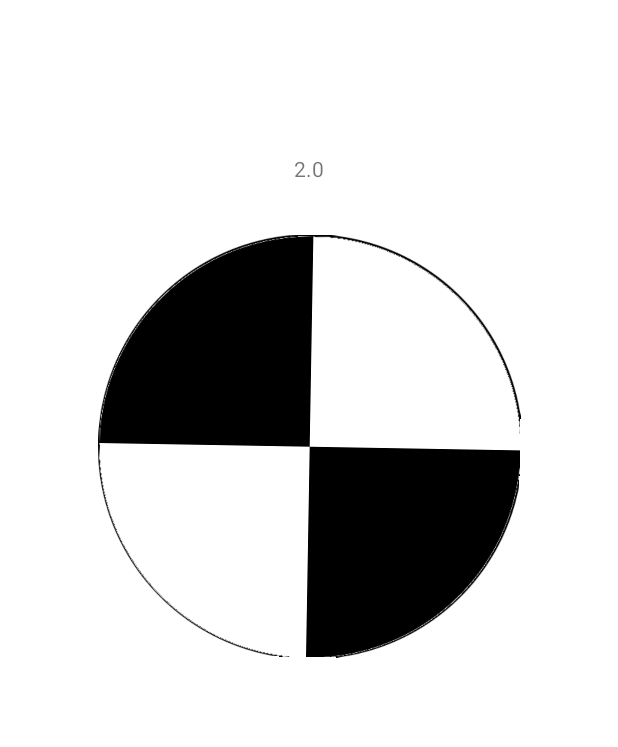
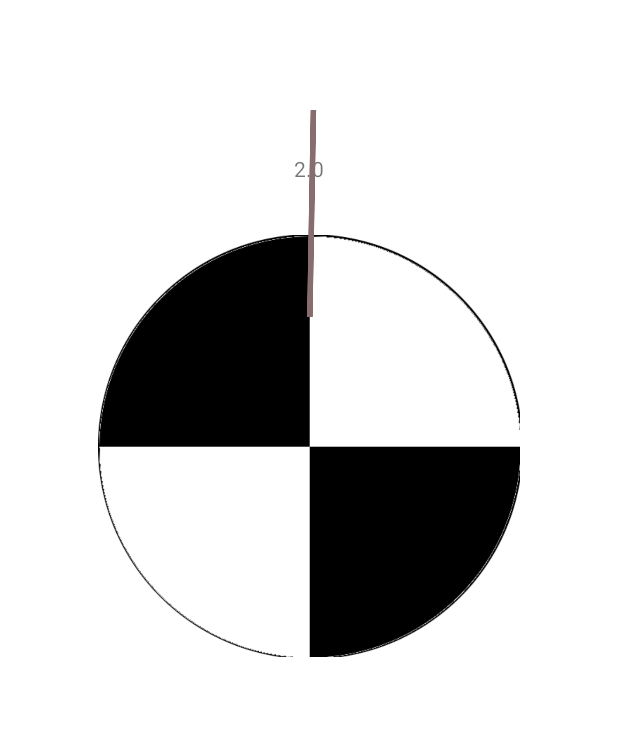
Before and after one commit to miladesmailpour/ORC_EX_1, an Android app: the screen it shows after launch (MainActivity), on a phone screen of 412 x 824 dp. Shown: the part 229-976 px from the top of the screen. Run offline under Robolectric (Android 15) with nearby library versions, the light colour scheme and no system bars.

Commit message:
Mask Leyer done!

```diff
--- a/app/src/main/java/com/example/ocr_ex1/MainActivity.java
+++ b/app/src/main/java/com/example/ocr_ex1/MainActivity.java
@@ -21,16 +21,17 @@ public class MainActivity extends AppCompatActivity {
 
     public float prvPoint=0.0f, newPoint=1.0f, rate=1.0f;
     public TextView dagree;
-    public int i = 0;
+    public int i;
     public String str = "";
-    public String[] arr = {"1", "2", "3", "4", "5"};
+//    public String[] arr = {"1", "2", "3", "4", "5"};
     @Override
     protected void onCreate(Bundle savedInstanceState) {
         super.onCreate(savedInstanceState);
         setContentView(R.layout.activity_main);
         dagree = findViewById(R.id.tv_dagree);
         Button rotateBtn = findViewById(R.id.btn_R);
-        ImageView myImageView = (ImageView)findViewById(R.id.iv_c);
+//        ImageView ivCircle = (ImageView)findViewById(R.id.iv_c);
+        ImageView ivLine = (ImageView)findViewById(R.id.iv_l);
         Handler mHandler = new Handler();
 
         AnimationSet animSet = new AnimationSet(true);
@@ -41,12 +42,11 @@ public class MainActivity extends AppCompatActivity {
         new Thread(new Runnable() {
             @Override
             public void run() {
-                for(int i=0;i<61;i++) {
-
+                for(int i=0;i<61;) {
+                    Log.d("TAG", "run: " + i);
 
                     try {
                         Thread.sleep(1000);
-
                         mHandler.post(new Runnable() {
 
                             @Override
@@ -55,10 +55,12 @@ public class MainActivity extends AppCompatActivity {
                                 final RotateAnimation animRotate = new RotateAnimation(prvPoint, newPoint,
                                         RotateAnimation.RELATIVE_TO_SELF, 0.5f,
                                         RotateAnimation.RELATIVE_TO_SELF, 0.5f);
+                                Log.d("TAG", "run: " + " : " + prvPoint + "->" + newPoint);
                                 newPoint = counter(newPoint);
 
                                 animSet.addAnimation(animRotate);
-                                myImageView.startAnimation(animSet);
+//                                ivCircle.startAnimation(animSet);
+                                ivLine.startAnimation(animSet);
                             }
                         });
                     } catch (Exception e) {
@@ -86,6 +88,7 @@ public class MainActivity extends AppCompatActivity {
         });
     }
     private float counter(float currPoint) {
+        i = i++;
         prvPoint = currPoint;
         str = Float.toString(prvPoint);
         dagree.setText(Float.toString(prvPoint));
--- a/app/src/main/res/layout/activity_main.xml
+++ b/app/src/main/res/layout/activity_main.xml
@@ -43,4 +43,16 @@
         app:layout_constraintEnd_toEndOf="parent"
         app:layout_constraintStart_toStartOf="parent" />
 
+    <ImageView
+        android:id="@+id/iv_l"
+        android:layout_width="308dp"
+        android:layout_height="275dp"
+        android:layout_marginStart="51dp"
+        android:layout_marginTop="170dp"
+        android:layout_marginEnd="52dp"
+        app:layout_constraintEnd_toEndOf="parent"
+        app:layout_constraintStart_toStartOf="parent"
+        app:layout_constraintTop_toTopOf="parent"
+        app:srcCompat="@drawable/line" />
+
 </androidx.constraintlayout.widget.ConstraintLayout>
```
Also changed, not shown: app/src/main/res/drawable-mdpi/line.png (added).
